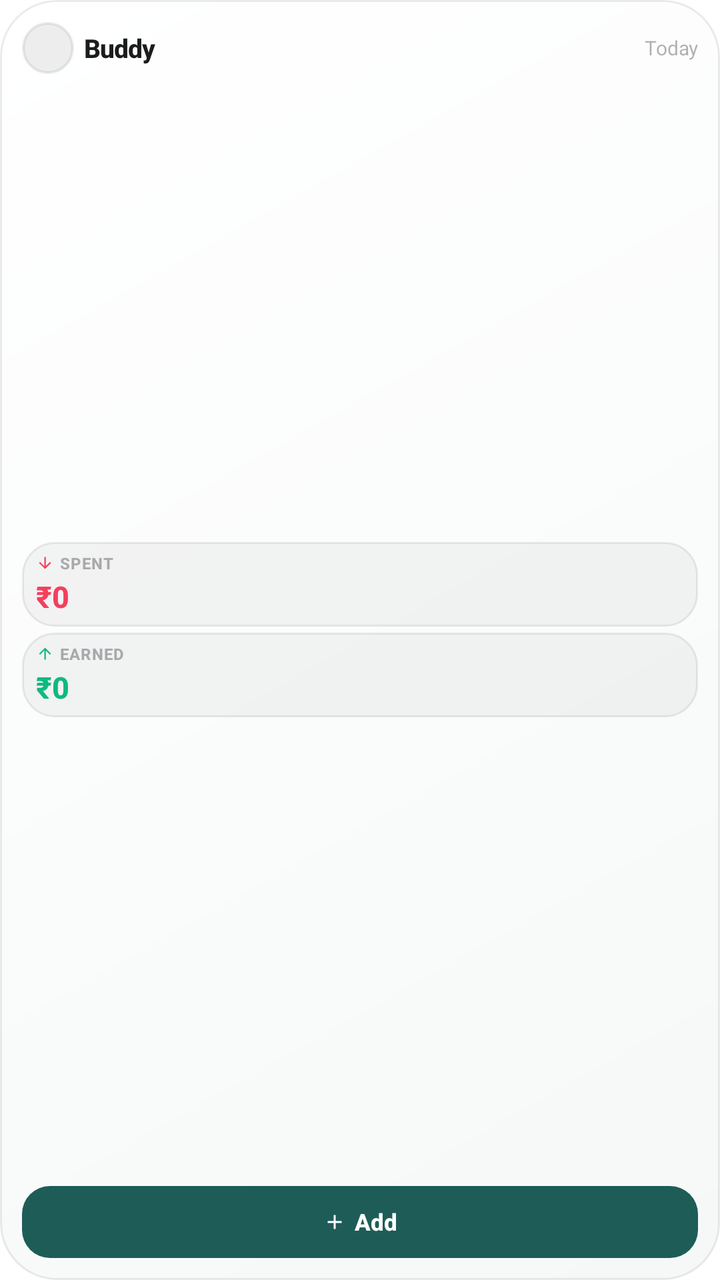
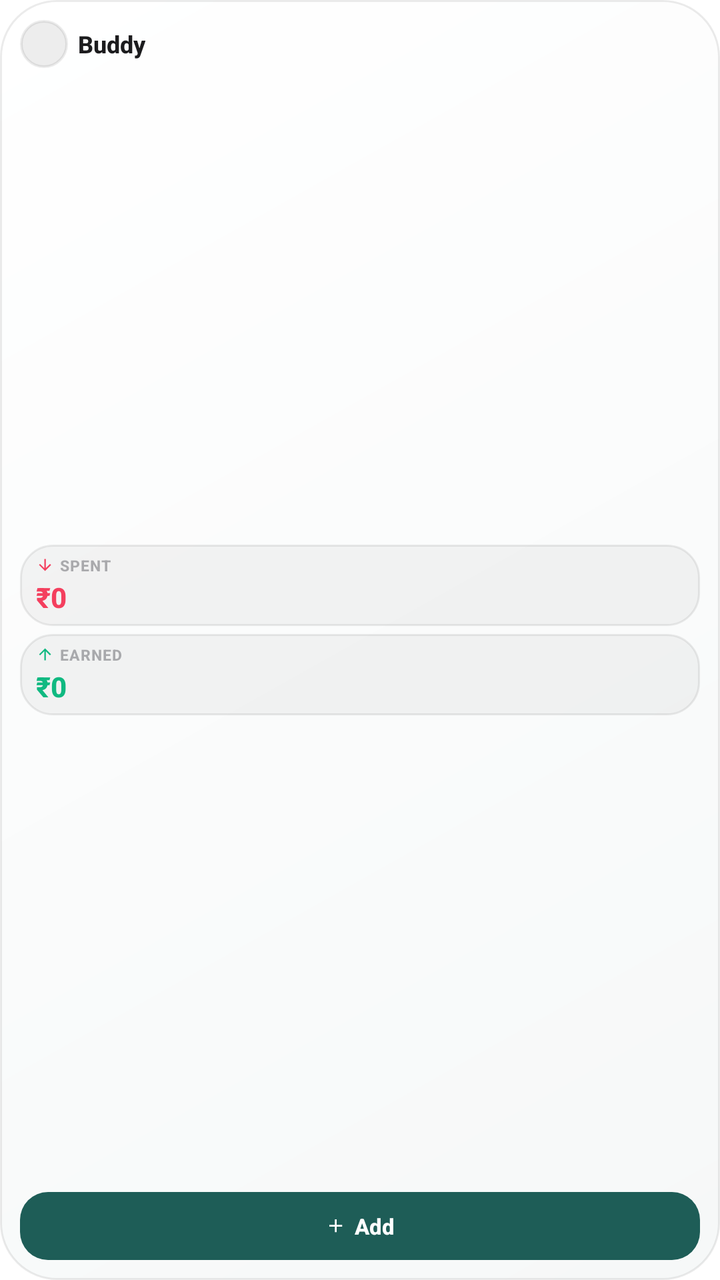

Two renders of the same Android screen: before a commit and after it. Below are the layout's source before the change and the commit's diff.
<!-- AndroidManifest.xml: fallback theme Theme.MaterialComponents.DayNight.NoActionBar -->
<!-- res/layout/widget_buddy_small.xml -->
<?xml version="1.0" encoding="utf-8"?>
<LinearLayout xmlns:android="http://schemas.android.com/apk/res/android"
    android:id="@android:id/background"
    android:layout_width="match_parent"
    android:layout_height="match_parent"
    android:background="@drawable/widget_bg"
    android:orientation="vertical"
    android:padding="11dp">

    
    <LinearLayout
        android:id="@+id/layout_small_header"
        android:layout_width="match_parent"
        android:layout_height="wrap_content"
        android:gravity="center_vertical"
        android:orientation="horizontal">

        <FrameLayout
            android:layout_width="26dp"
            android:layout_height="26dp"
            android:background="@drawable/widget_icon_squircle">

            <ImageView
                android:layout_width="16dp"
                android:layout_height="16dp"
                android:layout_gravity="center"
                android:contentDescription="@null"
                android:src="@mipmap/ic_launcher" />
        </FrameLayout>

        <TextView
            android:id="@+id/tv_app_name"
            android:layout_width="wrap_content"
            android:layout_height="wrap_content"
            android:layout_marginStart="5dp"
            android:fontFamily="sans-serif-medium"
            android:letterSpacing="-0.02"
            android:text="Buddy"
            android:textColor="@color/widget_text_primary"
            android:textSize="13sp"
            android:textStyle="bold" />

        <TextView
            android:id="@+id/tv_today_date"
            android:layout_width="0dp"
            android:layout_height="wrap_content"
            android:layout_marginStart="3dp"
            android:layout_weight="1"
            android:ellipsize="end"
            android:gravity="end"
            android:maxLines="1"
            android:text="Today"
            android:textColor="@color/widget_text_muted"
            android:textSize="10sp" />
    </LinearLayout>

    
    <LinearLayout
        android:id="@+id/layout_small_stats"
        android:layout_width="match_parent"
        android:layout_height="0dp"
        android:layout_marginTop="5dp"
        android:layout_marginBottom="5dp"
        android:layout_weight="1"
        android:gravity="center_vertical"
        android:orientation="vertical">

        
        <LinearLayout
            android:id="@+id/box_small_spent"
            android:layout_width="match_parent"
            android:layout_height="wrap_content"
            android:background="@drawable/widget_stat_tile_bg"
            android:orientation="vertical"
            android:paddingStart="7dp"
            android:paddingTop="5dp"
            android:paddingEnd="7dp"
            android:paddingBottom="5dp">

            <LinearLayout
                android:layout_width="match_parent"
                android:layout_height="wrap_content"
                android:gravity="center_vertical"
                android:orientation="horizontal">

                <ImageView
                    android:layout_width="9dp"
                    android:layout_height="9dp"
                    android:contentDescription="@null"
                    android:src="@drawable/ic_widget_arrow_down" />

                <TextView
                    android:id="@+id/tv_small_spent_label"
                    android:layout_width="wrap_content"
                    android:layout_height="wrap_content"
                    android:layout_marginStart="3dp"
                    android:fontFamily="sans-serif-medium"
                    android:letterSpacing="0.04"
                    android:text="SPENT"
                    android:textColor="@color/widget_text_muted"
                    android:textSize="8sp"
                    android:textStyle="bold" />
            </LinearLayout>

            <TextView
                android:id="@+id/tv_hero_spent"
                android:layout_width="match_parent"
                android:layout_height="wrap_content"
                android:layout_marginTop="1dp"
                android:fontFamily="sans-serif-medium"
                android:maxLines="1"
                android:text="₹0"
                android:textColor="@color/widget_expense"
                android:textSize="15sp"
                android:textStyle="bold" />
        </LinearLayout>

        
        <LinearLayout
            android:id="@+id/box_small_earned"
            android:layout_width="match_parent"
            android:layout_height="wrap_content"
            android:layout_marginTop="3dp"
            android:background="@drawable/widget_stat_tile_bg"
            android:orientation="vertical"
            android:paddingStart="7dp"
            android:paddingTop="5dp"
            android:paddingEnd="7dp"
            android:paddingBottom="5dp">

            <LinearLayout
                android:layout_width="match_parent"
                android:layout_height="wrap_content"
                android:gravity="center_vertical"
                android:orientation="horizontal">

                <ImageView
                    android:layout_width="9dp"
                    android:layout_height="9dp"
                    android:contentDescription="@null"
                    android:src="@drawable/ic_widget_arrow_up" />

                <TextView
                    android:id="@+id/tv_small_earned_label"
                    android:layout_width="wrap_content"
                    android:layout_height="wrap_content"
                    android:layout_marginStart="3dp"
                    android:fontFamily="sans-serif-medium"
                    android:letterSpacing="0.04"
                    android:text="EARNED"
                    android:textColor="@color/widget_text_muted"
                    android:textSize="8sp"
                    android:textStyle="bold" />
            </LinearLayout>

            <TextView
                android:id="@+id/tv_hero_earned"
                android:layout_width="match_parent"
                android:layout_height="wrap_content"
                android:layout_marginTop="1dp"
                android:fontFamily="sans-serif-medium"
                android:maxLines="1"
                android:text="₹0"
                android:textColor="@color/widget_income"
                android:textSize="15sp"
                android:textStyle="bold" />
        </LinearLayout>
    </LinearLayout>

    
    <LinearLayout
        android:id="@+id/btn_widget_add"
        android:layout_width="match_parent"
        android:layout_height="36dp"
        android:background="@drawable/widget_btn_add"
        android:gravity="center"
        android:orientation="horizontal">

        <ImageView
            android:layout_width="12dp"
            android:layout_height="12dp"
            android:contentDescription="@null"
            android:src="@drawable/ic_widget_add" />

        <TextView
            android:id="@+id/tv_small_add_label"
            android:layout_width="wrap_content"
            android:layout_height="wrap_content"
            android:layout_marginStart="4dp"
            android:fontFamily="sans-serif-medium"
            android:text="Add"
            android:textColor="@color/widget_accent_text"
            android:textSize="11.5sp"
            android:textStyle="bold" />
    </LinearLayout>

</LinearLayout>
<!-- resources referenced by this layout -->
<resources>
  <color name="widget_accent_text">#FFFFFFFF</color>
  <color name="widget_expense">#FFF43F5E</color>
  <color name="widget_income">#FF10B981</color>
  <color name="widget_text_muted">#663C3C43</color>
  <color name="widget_text_primary">#FF1C1C1E</color>
  <!-- drawable ic_widget_add (drawable) -->
  <vector xmlns:android="http://schemas.android.com/apk/res/android"
      android:width="24dp"
      android:height="24dp"
      android:viewportWidth="24"
      android:viewportHeight="24">
      <path
          android:fillColor="#FFFFFFFF"
          android:pathData="M19,13h-6v6h-2v-6H5v-2h6V5h2v6h6v2z" />
  </vector>
  <!-- drawable ic_widget_arrow_down (drawable) -->
  <vector xmlns:android="http://schemas.android.com/apk/res/android"
      android:width="24dp"
      android:height="24dp"
      android:viewportWidth="24"
      android:viewportHeight="24">
      <path
          android:fillColor="@color/widget_expense"
          android:pathData="M20,12l-1.41,-1.41L13,16.17V4h-2v12.17l-5.58,-5.59L4,12l8,8 8,-8z" />
  </vector>
  <!-- drawable ic_widget_arrow_up (drawable) -->
  <vector xmlns:android="http://schemas.android.com/apk/res/android"
      android:width="24dp"
      android:height="24dp"
      android:viewportWidth="24"
      android:viewportHeight="24">
      <path
          android:fillColor="@color/widget_income"
          android:pathData="M4,12l1.41,1.41L11,7.83V20h2V7.83l5.58,5.59L20,12l-8,-8 -8,8z" />
  </vector>
  <!-- drawable widget_bg (drawable) -->
  <?xml version="1.0" encoding="utf-8"?>
  <shape xmlns:android="http://schemas.android.com/apk/res/android"
      android:shape="rectangle">
      <gradient
          android:angle="315"
          android:startColor="@color/widget_bg_start"
          android:endColor="@color/widget_bg_end" />
      <stroke
          android:width="1dp"
          android:color="@color/widget_border" />
      <corners android:radius="@dimen/widget_radius" />
  </shape>
  <!-- drawable widget_btn_add (drawable) -->
  <?xml version="1.0" encoding="utf-8"?>
  <ripple xmlns:android="http://schemas.android.com/apk/res/android"
      android:color="#33FFFFFF">
      <item>
          <shape android:shape="rectangle">
              <solid android:color="@color/widget_accent" />
              <corners android:radius="14dp" />
          </shape>
      </item>
  </ripple>
  <!-- drawable widget_icon_squircle (drawable) -->
  <?xml version="1.0" encoding="utf-8"?>
  <shape xmlns:android="http://schemas.android.com/apk/res/android"
      android:shape="rectangle">
      <solid android:color="@color/widget_surface_elevated" />
      <corners android:radius="14dp" />
      <stroke
          android:width="1.2dp"
          android:color="@color/widget_border" />
  </shape>
  <!-- drawable widget_stat_tile_bg (drawable) -->
  <?xml version="1.0" encoding="utf-8"?>
  <shape xmlns:android="http://schemas.android.com/apk/res/android"
      android:shape="rectangle">
      <solid android:color="@color/widget_surface" />
      <corners android:radius="16dp" />
      <stroke
          android:width="1dp"
          android:color="@color/widget_border" />
  </shape>
  <!-- mipmap ic_launcher (mipmap-anydpi-v26) -->
  <?xml version="1.0" encoding="utf-8"?>
  <adaptive-icon xmlns:android="http://schemas.android.com/apk/res/android">
    <background android:drawable="@color/ic_launcher_background"/>
    <foreground android:drawable="@drawable/ic_launcher_foreground"/>
  </adaptive-icon>
  <color name="widget_bg_start">#FFFFFFFF</color>
  <color name="widget_bg_end">#FFF6F8F8</color>
  <color name="widget_border">#14000000</color>
  <dimen name="widget_radius">28dp</dimen>
  <color name="widget_accent">#FF1E5D57</color>
  <color name="widget_surface_elevated">#12000000</color>
  <color name="widget_surface">#0A000000</color>
  <color name="ic_launcher_background">#011E26</color>
  <!-- drawable ic_launcher_foreground: png bitmap (drawable-hdpi, 15418 bytes) -->
</resources>

<!-- the commit's change to res/layout/widget_buddy_small.xml (unified diff, before → after) -->
@@ -5,58 +5,42 @@
     android:layout_height="match_parent"
     android:background="@drawable/widget_bg"
     android:orientation="vertical"
-    android:padding="11dp">
+    android:padding="10dp">
 
     
     <LinearLayout
-        android:id="@+id/layout_small_header"
         android:layout_width="match_parent"
         android:layout_height="wrap_content"
         android:gravity="center_vertical"
         android:orientation="horizontal">
 
         <FrameLayout
-            android:layout_width="26dp"
-            android:layout_height="26dp"
+            android:layout_width="24dp"
+            android:layout_height="24dp"
             android:background="@drawable/widget_icon_squircle">
 
             <ImageView
-                android:layout_width="16dp"
-                android:layout_height="16dp"
+                android:layout_width="15dp"
+                android:layout_height="15dp"
                 android:layout_gravity="center"
                 android:contentDescription="@null"
                 android:src="@mipmap/ic_launcher" />
         </FrameLayout>
 
         <TextView
-            android:id="@+id/tv_app_name"
             android:layout_width="wrap_content"
             android:layout_height="wrap_content"
             android:layout_marginStart="5dp"
             android:fontFamily="sans-serif-medium"
-            android:letterSpacing="-0.02"
+            android:maxLines="1"
             android:text="Buddy"
             android:textColor="@color/widget_text_primary"
-            android:textSize="13sp"
+            android:textSize="12sp"
             android:textStyle="bold" />
-
-        <TextView
-            android:id="@+id/tv_today_date"
-            android:layout_width="0dp"
-            android:layout_height="wrap_content"
-            android:layout_marginStart="3dp"
-            android:layout_weight="1"
-            android:ellipsize="end"
-            android:gravity="end"
-            android:maxLines="1"
-            android:text="Today"
-            android:textColor="@color/widget_text_muted"
-            android:textSize="10sp" />
     </LinearLayout>
 
     
     <LinearLayout
-        android:id="@+id/layout_small_stats"
         android:layout_width="match_parent"
         android:layout_height="0dp"
         android:layout_marginTop="5dp"
@@ -67,14 +51,13 @@
 
         
         <LinearLayout
-            android:id="@+id/box_small_spent"
             android:layout_width="match_parent"
             android:layout_height="wrap_content"
             android:background="@drawable/widget_stat_tile_bg"
             android:orientation="vertical"
-            android:paddingStart="7dp"
+            android:paddingStart="8dp"
             android:paddingTop="5dp"
-            android:paddingEnd="7dp"
+            android:paddingEnd="8dp"
             android:paddingBottom="5dp">
 
             <LinearLayout
@@ -90,15 +73,15 @@
                     android:src="@drawable/ic_widget_arrow_down" />
 
                 <TextView
-                    android:id="@+id/tv_small_spent_label"
                     android:layout_width="wrap_content"
                     android:layout_height="wrap_content"
                     android:layout_marginStart="3dp"
                     android:fontFamily="sans-serif-medium"
                     android:letterSpacing="0.04"
+                    android:maxLines="1"
                     android:text="SPENT"
                     android:textColor="@color/widget_text_muted"
-                    android:textSize="8sp"
+                    android:textSize="7.5sp"
                     android:textStyle="bold" />
             </LinearLayout>
 
@@ -107,25 +90,25 @@
                 android:layout_width="match_parent"
                 android:layout_height="wrap_content"
                 android:layout_marginTop="1dp"
+                android:ellipsize="end"
                 android:fontFamily="sans-serif-medium"
                 android:maxLines="1"
                 android:text="₹0"
                 android:textColor="@color/widget_expense"
-                android:textSize="15sp"
+                android:textSize="14sp"
                 android:textStyle="bold" />
         </LinearLayout>
 
         
         <LinearLayout
-            android:id="@+id/box_small_earned"
             android:layout_width="match_parent"
             android:layout_height="wrap_content"
-            android:layout_marginTop="3dp"
+            android:layout_marginTop="4dp"
             android:background="@drawable/widget_stat_tile_bg"
             android:orientation="vertical"
-            android:paddingStart="7dp"
+            android:paddingStart="8dp"
             android:paddingTop="5dp"
-            android:paddingEnd="7dp"
+            android:paddingEnd="8dp"
             android:paddingBottom="5dp">
 
             <LinearLayout
@@ -141,15 +124,15 @@
                     android:src="@drawable/ic_widget_arrow_up" />
 
                 <TextView
-                    android:id="@+id/tv_small_earned_label"
                     android:layout_width="wrap_content"
                     android:layout_height="wrap_content"
                     android:layout_marginStart="3dp"
                     android:fontFamily="sans-serif-medium"
                     android:letterSpacing="0.04"
+                    android:maxLines="1"
                     android:text="EARNED"
                     android:textColor="@color/widget_text_muted"
-                    android:textSize="8sp"
+                    android:textSize="7.5sp"
                     android:textStyle="bold" />
             </LinearLayout>
 
@@ -158,11 +141,12 @@
                 android:layout_width="match_parent"
                 android:layout_height="wrap_content"
                 android:layout_marginTop="1dp"
+                android:ellipsize="end"
                 android:fontFamily="sans-serif-medium"
                 android:maxLines="1"
                 android:text="₹0"
                 android:textColor="@color/widget_income"
-                android:textSize="15sp"
+                android:textSize="14sp"
                 android:textStyle="bold" />
         </LinearLayout>
     </LinearLayout>
@@ -171,26 +155,26 @@
     <LinearLayout
         android:id="@+id/btn_widget_add"
         android:layout_width="match_parent"
-        android:layout_height="36dp"
+        android:layout_height="34dp"
         android:background="@drawable/widget_btn_add"
         android:gravity="center"
         android:orientation="horizontal">
 
         <ImageView
-            android:layout_width="12dp"
-            android:layout_height="12dp"
+            android:layout_width="11dp"
+            android:layout_height="11dp"
             android:contentDescription="@null"
             android:src="@drawable/ic_widget_add" />
 
         <TextView
-            android:id="@+id/tv_small_add_label"
             android:layout_width="wrap_content"
             android:layout_height="wrap_content"
             android:layout_marginStart="4dp"
             android:fontFamily="sans-serif-medium"
+            android:maxLines="1"
             android:text="Add"
             android:textColor="@color/widget_accent_text"
-            android:textSize="11.5sp"
+            android:textSize="11sp"
             android:textStyle="bold" />
     </LinearLayout>
 
